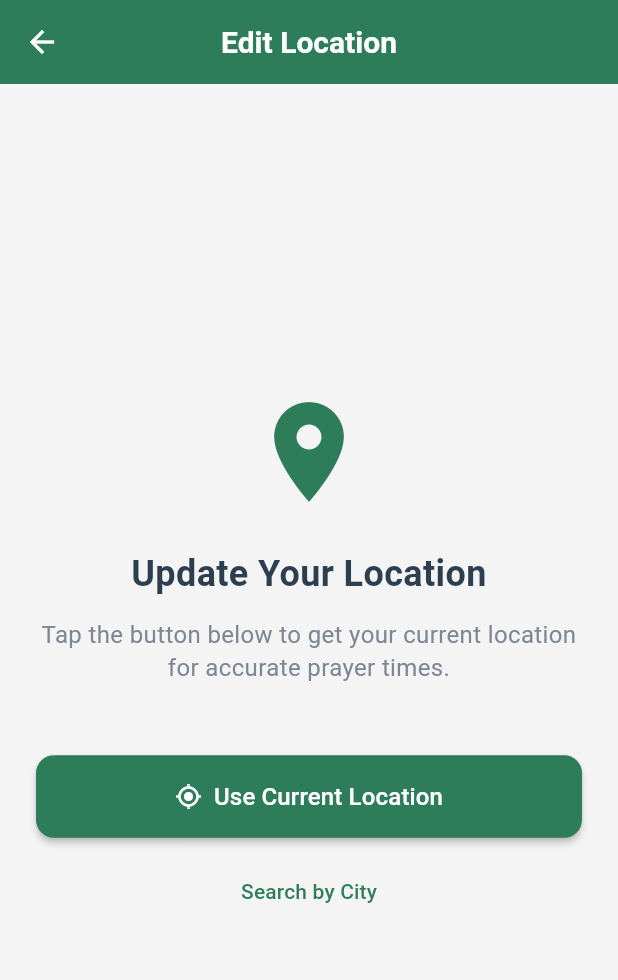
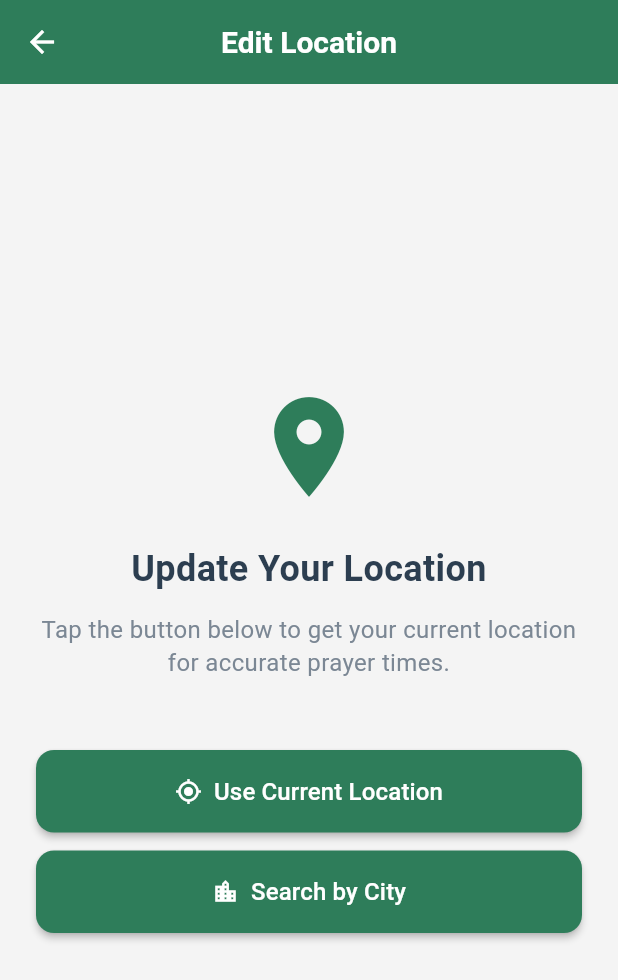
Before and after one commit to BrahimBenzekri/prayer_times_app, a Flutter app: the LocationEditPage screen opened directly, on a phone screen of 412 x 824 dp. Shown: the top 980 px of the screen. Run offline on Flutter 3.47's test engine with Material 3 defaults, Android fonts, the phone set to English and light mode, and no system bars; our stand-ins replace dio, flutter_riverpod, flutter_typeahead, freezed_annotation, geocoding, geolocator and 3 more; accounts and stored records are empty; generated files the repository leaves out were written again.

Commit message:
Updated: Edit location page UI

```diff
--- a/lib/presentation/pages/location_edit/location_edit_page.dart
+++ b/lib/presentation/pages/location_edit/location_edit_page.dart
@@ -75,7 +75,7 @@ class _LocationEditPageState extends ConsumerState<LocationEditPage> {
               ),
             ),
             const SizedBox(height: 12),
-            TextButton(
+            ElevatedButton.icon(
               onPressed: () {
                 Navigator.of(context).push(
                   MaterialPageRoute(
@@ -83,7 +83,19 @@ class _LocationEditPageState extends ConsumerState<LocationEditPage> {
                   ),
                 );
               },
-              child: const Text('Search by City'),
+              icon: const Icon(Icons.location_city),
+              style: ElevatedButton.styleFrom(
+                backgroundColor: AppColors.islamicGreen,
+                foregroundColor: Colors.white,
+                padding: const EdgeInsets.symmetric(vertical: 16),
+                shape: RoundedRectangleBorder(
+                  borderRadius: BorderRadius.circular(12),
+                ),
+              ),
+              label: const Text(
+                'Search by City',
+                style: TextStyle(fontSize: 16),
+              ),
             ),
           ],
         ),
```
